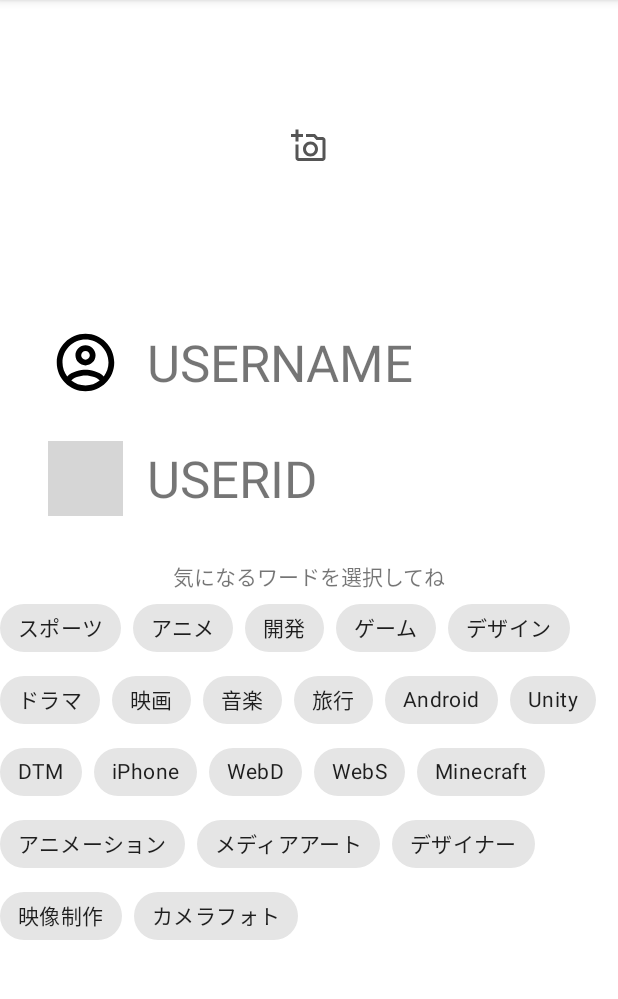
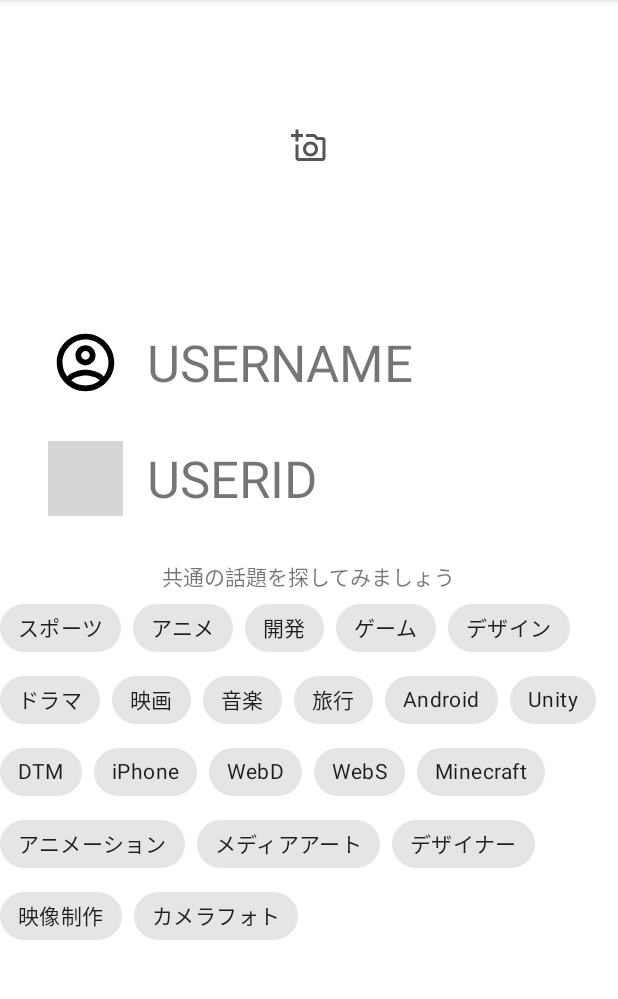
Before and after one commit to harutiro/BrainExchange, an Android app: the NewFlendRegisterActivity screen opened directly, with no data from a screen before it, on a phone screen of 412 x 824 dp, the part 84-1083 px from its top. Run offline under Robolectric (Android 15) with nearby library versions, the phone set to English and light mode, and no system bars; libraries missing offline, so code that uses them is left out: io.realm; 1 statement that could not run was skipped; grey boxes are pictures that could not be loaded.

Commit message:
fix: activity_new_flend_register.xml 文字の内容を変更

```diff
--- a/app/src/main/res/layout/activity_new_flend_register.xml
+++ b/app/src/main/res/layout/activity_new_flend_register.xml
@@ -49,7 +49,7 @@
         android:id="@+id/textView6"
         android:layout_width="wrap_content"
         android:layout_height="wrap_content"
-        android:text="気になるワードを選択してね"
+        android:text="共通の話題を探してみましょう"
         app:layout_constraintBottom_toBottomOf="parent"
         app:layout_constraintEnd_toEndOf="parent"
         app:layout_constraintStart_toStartOf="parent"
```
